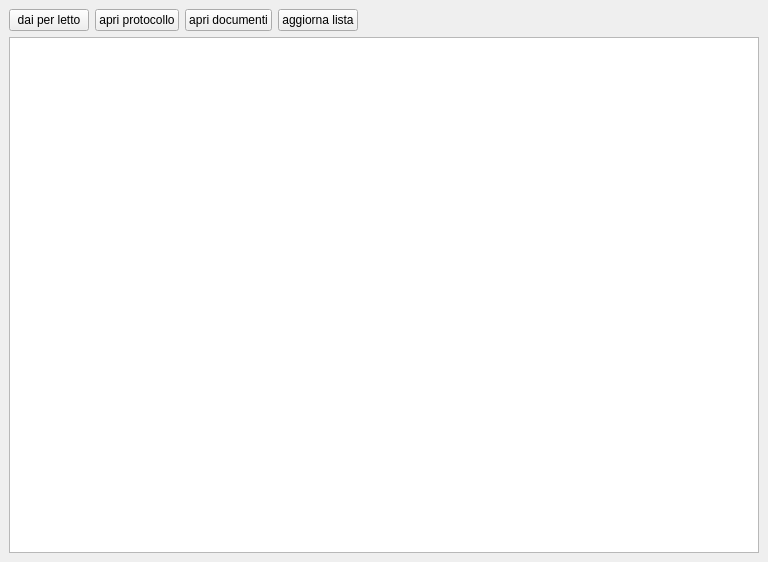
Above: src/com/axiastudio/suite/protocollo/forms/scrivania.ui from tizianolattisi/suitegda before the change. Below: the same form after it.
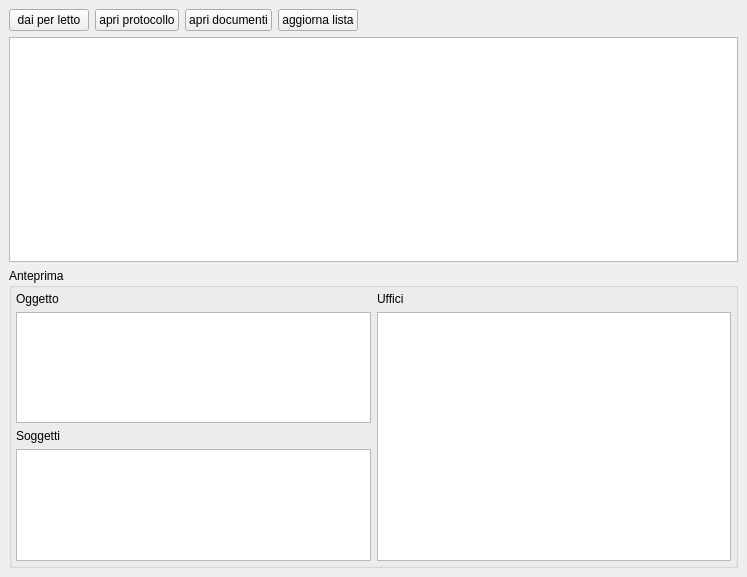
That is the form after the change.

Commit message: Anteprima in scrivania

What changed in the file:
```diff
--- a/src/com/axiastudio/suite/protocollo/forms/scrivania.ui
+++ b/src/com/axiastudio/suite/protocollo/forms/scrivania.ui
@@ -6,16 +6,46 @@
    <rect>
     <x>0</x>
     <y>0</y>
-    <width>768</width>
-    <height>562</height>
+    <width>747</width>
+    <height>577</height>
    </rect>
   </property>
   <property name="windowTitle">
    <string>Scrivania</string>
   </property>
   <widget class="QWidget" name="centralwidget">
-   <layout class="QGridLayout" name="gridLayout">
-    <item row="0" column="4">
+   <layout class="QVBoxLayout" name="verticalLayout">
+    <item>
+     <layout class="QHBoxLayout" name="horizontalLayout">
+      <item>
+       <widget class="QPushButton" name="pushButtonDaiPerLetto">
+        <property name="text">
+         <string>dai per letto</string>
+        </property>
+       </widget>
+      </item>
+      <item>
+       <widget class="QPushButton" name="pushButtonApriProtocollo">
+        <property name="text">
+         <string>apri protocollo</string>
+        </property>
+       </widget>
+      </item>
+      <item>
+       <widget class="QPushButton" name="pushButtonApriDocumenti">
+        <property name="text">
+         <string>apri documenti</string>
+        </property>
+       </widget>
+      </item>
+      <item>
+       <widget class="QPushButton" name="pushButtonAggiornaLista">
+        <property name="text">
+         <string>aggiorna lista</string>
+        </property>
+       </widget>
+      </item>
+      <item>
      <spacer name="horizontalSpacer">
       <property name="orientation">
        <enum>Qt::Horizontal</enum>
@@ -28,36 +58,71 @@
       </property>
      </spacer>
     </item>
+     </layout>
+    </item>
+    <item>
+     <widget class="QTableView" name="attribuzioni">
+      <property name="minimumSize">
+       <size>
+        <width>0</width>
+        <height>0</height>
+       </size>
+      </property>
+     </widget>
+    </item>
+    <item>
+     <widget class="QGroupBox" name="groupBox">
+      <property name="minimumSize">
+       <size>
+        <width>0</width>
+        <height>300</height>
+       </size>
+      </property>
+      <property name="maximumSize">
+       <size>
+        <width>16777215</width>
+        <height>300</height>
+       </size>
+      </property>
+      <property name="title">
+       <string>Anteprima</string>
+      </property>
+      <layout class="QGridLayout" name="gridLayout">
+       <property name="margin">
+        <number>4</number>
+       </property>
     <item row="0" column="0">
-     <widget class="QPushButton" name="pushButtonDaiPerLetto">
+        <widget class="QLabel" name="label">
       <property name="text">
-       <string>dai per letto</string>
+          <string>Oggetto</string>
       </property>
      </widget>
     </item>
     <item row="0" column="1">
-     <widget class="QPushButton" name="pushButtonApriProtocollo">
+        <widget class="QLabel" name="label_4">
       <property name="text">
-       <string>apri protocollo</string>
+          <string>Uffici</string>
       </property>
      </widget>
     </item>
-    <item row="0" column="2">
-     <widget class="QPushButton" name="pushButtonApriDocumenti">
-      <property name="text">
-       <string>apri documenti</string>
-      </property>
-     </widget>
-    </item>
-    <item row="0" column="3">
-     <widget class="QPushButton" name="pushButtonAggiornaLista">
+       <item row="1" column="0">
+        <widget class="QTextEdit" name="textEdit_oggetto"/>
+       </item>
+       <item row="1" column="1" rowspan="3">
+        <widget class="QListWidget" name="listWidget_uffici"/>
+       </item>
+       <item row="2" column="0">
+        <widget class="QLabel" name="label_3">
       <property name="text">
-       <string>aggiorna lista</string>
+          <string>Soggetti</string>
       </property>
      </widget>
     </item>
-    <item row="1" column="0" colspan="5">
-     <widget class="QTableView" name="attribuzioni"/>
+       <item row="3" column="0">
+        <widget class="QListWidget" name="listWidget_soggetti"/>
+       </item>
+      </layout>
+     </widget>
     </item>
    </layout>
   </widget>
```
Lines whose indentation alone changed are shown as unchanged. The commit also changes 1 other file.
